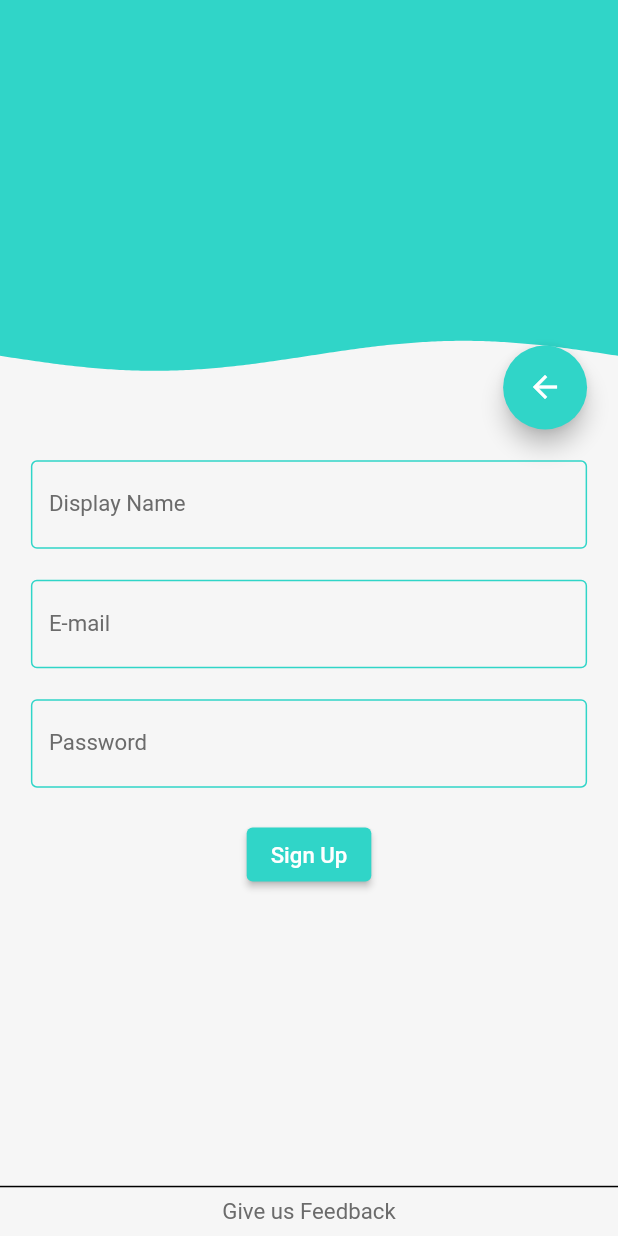
After one commit to yusufguntav/TO-DO-Planner, a Flutter app: the screen it shows after launch, after a tap on "Sign In", after a tap on the "arrow back" icon, after a tap on "or sign up", on a phone screen of 412 x 824 dp. The commit adds this screen. Run offline on Flutter 3.47's test engine with Material 2 defaults, Android fonts, the phone set to English and light mode, and no system bars; drawn by our look-alikes of wave; our stand-ins replace get; missing offline and left inert: drag_and_drop_lists.

Commit message:
sign in and sign up pages

```diff
--- a/lib/app/pages/settingsPage/settingsPageView.dart
+++ b/lib/app/pages/settingsPage/settingsPageView.dart
@@ -14,7 +14,7 @@ class SettingsPage extends GetView<SettingsPageController> {
     return Column(
       mainAxisAlignment: MainAxisAlignment.start,
       children: [
-        CustomTitle(titleText: "SETTINGS", titleColor: Pages.settings.getPageColor),
+        CustomTitle(titleText: "SETTINGS", titleColor: MainPages.settings.getPageColor),
         SizedBox(height: StandartMeasurementUnits.highPadding),
       ],
     );
--- a/lib/app/pages/todayPage/todayPageView.dart
+++ b/lib/app/pages/todayPage/todayPageView.dart
@@ -17,7 +17,7 @@ class TodayPageView extends GetView<TodayPageController> {
     return Column(
       mainAxisAlignment: MainAxisAlignment.start,
       children: [
-        CustomTitle(titleText: "TODAY", titleColor: Pages.today.getPageColor),
+        CustomTitle(titleText: "TODAY", titleColor: MainPages.today.getPageColor),
         SizedBox(height: StandartMeasurementUnits.highPadding),
         content(),
       ],
--- a/lib/app/pages/welcomePage/welcomePageBinding.dart
+++ /dev/null
@@ -1,9 +0,0 @@
-import 'package:get/get.dart';
-import 'package:to_do_app/app/pages/welcomePage/welcomePageController.dart';
-
-class WelcomePageBinding implements Bindings {
-  @override
-  void dependencies() {
-    Get.lazyPut(() => WelcomePageController());
-  }
-}
--- a/lib/app/pages/welcomePage/welcomePageController.dart
+++ /dev/null
@@ -1,3 +0,0 @@
-import 'package:get/get.dart';
-
-class WelcomePageController extends GetxController {}
--- /dev/null
+++ b/lib/app/pages/welcomeScreens/components/signInPage/signInController.dart
@@ -0,0 +1,3 @@
+import 'package:get/get.dart';
+
+class SignInPageController extends GetxController {}
--- /dev/null
+++ b/lib/app/pages/welcomeScreens/components/signInPage/signInPage.dart
@@ -0,0 +1,54 @@
+import 'package:flutter/material.dart';
+import 'package:get/get.dart';
+import 'package:to_do_app/app/pages/welcomeScreens/components/signInPage/signInController.dart';
+import 'package:to_do_app/app/pages/welcomeScreens/welcomeHomeController.dart';
+import 'package:to_do_app/app/routes/pageRoutes.dart';
+import 'package:to_do_app/core/variables/enums.dart';
+import 'package:to_do_app/core/variables/standartMeasurementUnits.dart';
+import 'package:to_do_app/core/widgets/buttons/customButton.dart';
+import 'package:to_do_app/core/widgets/texts/customText.dart';
+
+class SignInPage extends GetView<SignInPageController> {
+  const SignInPage({super.key});
+
+  @override
+  Widget build(BuildContext context) {
+    Get.put(SignInPageController());
+    return SingleChildScrollView(
+      child: Column(
+        mainAxisAlignment: MainAxisAlignment.center,
+        children: [
+          backButton(),
+          SizedBox(height: StandartMeasurementUnits.extraHighPadding),
+          TextField(decoration: InputDecoration(label: CustomText('E-mail'))),
+          SizedBox(height: StandartMeasurementUnits.extraHighPadding),
+          TextField(decoration: InputDecoration(label: CustomText('Password'))),
+          SizedBox(height: StandartMeasurementUnits.extraHighPadding),
+          signInButton(),
+          SizedBox(height: StandartMeasurementUnits.extraHighPadding),
+          CustomText('forgot your password?'),
+        ],
+      ),
+    );
+  }
+
+  CustomButton signInButton() {
+    return CustomButton(
+      backgroundColor: MainPages.today.getPageColor,
+      onPress: () => Get.offAndToNamed(PageRoutes.today),
+      buttonText: 'Sign In',
+    );
+  }
+
+  Row backButton() {
+    return Row(
+      mainAxisAlignment: MainAxisAlignment.end,
+      children: [
+        FloatingActionButton(
+          onPressed: () => Get.find<WelcomeHomeController>().changeSelectedPageIndex(WelcomePages.welcomePage),
+          child: const Icon(Icons.arrow_back),
+        ),
+      ],
+    );
+  }
+}
--- /dev/null
+++ b/lib/app/pages/welcomeScreens/components/signUpPage/signUpController.dart
@@ -0,0 +1,3 @@
+import 'package:get/get.dart';
+
+class SignUpPageController extends GetxController {}
--- /dev/null
+++ b/lib/app/pages/welcomeScreens/components/signUpPage/signUpPage.dart
@@ -0,0 +1,55 @@
+import 'package:flutter/material.dart';
+import 'package:get/get.dart';
+import 'package:to_do_app/app/pages/welcomeScreens/components/signInPage/signInController.dart';
+import 'package:to_do_app/app/pages/welcomeScreens/components/signUpPage/signUpController.dart';
+import 'package:to_do_app/app/pages/welcomeScreens/welcomeHomeController.dart';
+import 'package:to_do_app/app/routes/pageRoutes.dart';
+import 'package:to_do_app/core/variables/enums.dart';
+import 'package:to_do_app/core/variables/standartMeasurementUnits.dart';
+import 'package:to_do_app/core/widgets/buttons/customButton.dart';
+import 'package:to_do_app/core/widgets/texts/customText.dart';
+
+class SignUpPage extends GetView<SignInPageController> {
+  const SignUpPage({super.key});
+
+  @override
+  Widget build(BuildContext context) {
+    Get.put(SignUpPageController());
+    return SingleChildScrollView(
+      child: Column(
+        mainAxisAlignment: MainAxisAlignment.center,
+        children: [
+          backButton(),
+          SizedBox(height: StandartMeasurementUnits.extraHighPadding),
+          TextField(decoration: InputDecoration(label: CustomText('Display Name'))),
+          SizedBox(height: StandartMeasurementUnits.extraHighPadding),
+          TextField(decoration: InputDecoration(label: CustomText('E-mail'))),
+          SizedBox(height: StandartMeasurementUnits.extraHighPadding),
+          TextField(decoration: InputDecoration(label: CustomText('Password'))),
+          SizedBox(height: StandartMeasurementUnits.extraHighPadding),
+          signUpButton(),
+        ],
+      ),
+    );
+  }
+
+  CustomButton signUpButton() {
+    return CustomButton(
+      backgroundColor: MainPages.today.getPageColor,
+      onPress: () => Get.offAndToNamed(PageRoutes.today),
+      buttonText: 'Sign Up',
+    );
+  }
+
+  Row backButton() {
+    return Row(
+      mainAxisAlignment: MainAxisAlignment.end,
+      children: [
+        FloatingActionButton(
+          onPressed: () => Get.find<WelcomeHomeController>().changeSelectedPageIndex(WelcomePages.welcomePage),
+          child: const Icon(Icons.arrow_back),
+        ),
+      ],
+    );
+  }
+}
--- /dev/null
+++ b/lib/app/pages/welcomeScreens/components/welcomePageView.dart
@@ -0,0 +1,46 @@
+import 'package:flutter/material.dart';
+import 'package:get/get.dart';
+import 'package:to_do_app/app/pages/welcomeScreens/welcomeHomeController.dart';
+import 'package:to_do_app/core/widgets/buttons/customButton.dart';
+
+import '../../../../core/variables/enums.dart';
+import '../../../../core/variables/standartMeasurementUnits.dart';
+import '../../../../core/widgets/texts/customText.dart';
+
+class WelcomPageView extends StatelessWidget {
+  const WelcomPageView({super.key});
+
+  @override
+  Widget build(BuildContext context) {
+    final controller = Get.find<WelcomeHomeController>();
+    return Column(
+      crossAxisAlignment: CrossAxisAlignment.center,
+      mainAxisAlignment: MainAxisAlignment.center,
+      children: [
+        image(),
+        CustomButton(
+          buttonText: 'Sign In',
+          backgroundColor: MainPages.today.getPageColor,
+          onPress: () => controller.changeSelectedPageIndex(WelcomePages.signIn),
+        ),
+        SizedBox(height: StandartMeasurementUnits.lowPadding),
+        InkWell(onTap: () => controller.changeSelectedPageIndex(WelcomePages.signUp), child: CustomText('or sign up')),
+      ],
+    );
+  }
+
+  DecoratedBox image() {
+    return DecoratedBox(
+      decoration: BoxDecoration(
+        borderRadius: BorderRadius.circular(StandartMeasurementUnits.normalRadius),
+      ),
+      child: SizedBox(
+        height: Get.height * .4,
+        child: Image.asset(
+          'assets/welcomePageImages/image1.png',
+          fit: BoxFit.fill,
+        ),
+      ),
+    );
+  }
+}
--- /dev/null
+++ b/lib/app/pages/welcomeScreens/welcomeHomeBinding.dart
@@ -0,0 +1,9 @@
+import 'package:get/get.dart';
+import 'package:to_do_app/app/pages/welcomeScreens/welcomeHomeController.dart';
+
+class WelcomeHomeBinding implements Bindings {
+  @override
+  void dependencies() {
+    Get.lazyPut(() => WelcomeHomeController());
+  }
+}
--- /dev/null
+++ b/lib/app/pages/welcomeScreens/welcomeHomeController.dart
@@ -0,0 +1,23 @@
+import 'package:flutter/material.dart';
+import 'package:get/get.dart';
+import 'package:to_do_app/app/pages/welcomeScreens/components/signInPage/signInPage.dart';
+import 'package:to_do_app/app/pages/welcomeScreens/components/signUpPage/signUpPage.dart';
+import 'package:to_do_app/app/pages/welcomeScreens/components/welcomePageView.dart';
+import 'package:to_do_app/core/variables/enums.dart';
+
+class WelcomeHomeController extends GetxController {
+  final Rx<int> _selectedPage = WelcomePages.welcomePage.getPageNumber.obs;
+  final dynamic _pageViews = [
+    const WelcomPageView(),
+    const SignInPage(),
+    const SignUpPage(),
+  ];
+
+  Widget getPage() {
+    return _pageViews[_selectedPage.value];
+  }
+
+  changeSelectedPageIndex(WelcomePages page) {
+    _selectedPage.value = page.getPageNumber;
+  }
+}
--- /dev/null
+++ b/lib/app/pages/welcomeScreens/welcomeHomeView.dart
@@ -0,0 +1,80 @@
+import 'package:flutter/material.dart';
+import 'package:get/get.dart';
+import 'package:to_do_app/app/pages/welcomeScreens/welcomeHomeController.dart';
+import 'package:to_do_app/core/variables/enums.dart';
+import 'package:to_do_app/core/variables/standartMeasurementUnits.dart';
+import 'package:to_do_app/core/widgets/texts/customText.dart';
+import 'package:wave/config.dart';
+import 'package:wave/wave.dart';
+
+class WelcomeHome extends GetView<WelcomeHomeController> {
+  const WelcomeHome({super.key});
+
+  @override
+  Widget build(BuildContext context) {
+    return Scaffold(
+      body: SafeArea(
+        child: Center(
+          child: Stack(
+            alignment: Alignment.center,
+            children: [
+              wave(),
+              giveFeedback(),
+              Padding(
+                padding: EdgeInsets.symmetric(horizontal: StandartMeasurementUnits.extraHighPadding),
+                child: Obx(() => controller.getPage()),
+              ),
+            ],
+          ),
+        ),
+      ),
+    );
+  }
+
+  Positioned giveFeedback() {
+    return Positioned(
+      bottom: 0,
+      child: DecoratedBox(
+        decoration: const BoxDecoration(
+          border: Border(
+            top: BorderSide(color: Colors.black),
+          ),
+        ),
+        child: SizedBox(
+          width: Get.width,
+          child: Padding(
+            padding: EdgeInsets.all(StandartMeasurementUnits.lowPadding),
+            child: Center(
+              child: CustomText('Give us Feedback'),
+            ),
+          ),
+        ),
+      ),
+    );
+  }
+
+  RotationTransition wave() {
+    return RotationTransition(
+      turns: const AlwaysStoppedAnimation(180 / 360),
+      child: SizedBox(
+        height: Get.height,
+        child: WaveWidget(
+          isLoop: true,
+          config: CustomConfig(
+            colors: [
+              MainPages.today.getPageColor,
+            ],
+            durations: [
+              28000,
+            ],
+            heightPercentages: [
+              .7,
+            ],
+          ),
+          size: const Size(double.infinity, double.infinity),
+          waveAmplitude: 0,
+        ),
+      ),
+    );
+  }
+}
--- a/lib/app/routes/pages.dart
+++ b/lib/app/routes/pages.dart
@@ -1,8 +1,8 @@
 import 'package:get/get.dart';
 import 'package:to_do_app/app/pages/splashScreen/splashScreenBinding.dart';
 import 'package:to_do_app/app/pages/splashScreen/splashScreenView.dart';
-import 'package:to_do_app/app/pages/welcomePage/welcomePageBinding.dart';
-import 'package:to_do_app/app/pages/welcomePage/welcomePageView.dart';
+import 'package:to_do_app/app/pages/welcomeScreens/welcomeHomeBinding.dart';
+import 'package:to_do_app/app/pages/welcomeScreens/welcomeHomeView.dart';
 import '../pages/home/homeBinding.dart';
 import '../pages/home/homeView.dart';
 import 'pageRoutes.dart';
@@ -10,9 +10,9 @@ import 'pageRoutes.dart';
 class Pages {
   static final pages = [
     GetPage(
-      binding: WelcomePageBinding(),
+      binding: WelcomeHomeBinding(),
       name: PageRoutes.welcomePage,
-      page: () => const WelcomePage(),
+      page: () => const WelcomeHome(),
       transition: Transition.fadeIn,
     ),
     GetPage(
--- a/lib/core/variables/enums.dart
+++ b/lib/core/variables/enums.dart
@@ -1,7 +1,24 @@
 import 'package:flutter/material.dart';
 import 'package:to_do_app/core/variables/colorTable.dart';
 
-enum Pages {
+enum WelcomePages {
+  welcomePage,
+  signIn,
+  signUp;
+
+  int get getPageNumber {
+    switch (this) {
+      case WelcomePages.welcomePage:
+        return 0;
+      case WelcomePages.signIn:
+        return 1;
+      case WelcomePages.signUp:
+        return 2;
+    }
+  }
+}
+
+enum MainPages {
   today,
   settings,
   calendar,
@@ -10,30 +27,32 @@ enum Pages {
 
   Color get getPageColor {
     switch (this) {
-      case Pages.today:
+      case MainPages.today:
         return const Color.fromARGB(255, 48, 213, 200);
-      case Pages.settings:
+      case MainPages.settings:
         return Colors.red;
-      case Pages.calendar:
+      case MainPages.calendar:
         return Colors.yellow;
-      case Pages.allTasks:
+      case MainPages.allTasks:
         return Colors.green;
-      case Pages.dbtc:
+      case MainPages.dbtc:
         return Colors.purple;
+      default:
+        return const Color.fromARGB(255, 48, 213, 200);
     }
   }
 
   int get getPageNumber {
     switch (this) {
-      case Pages.today:
+      case MainPages.today:
         return 0;
-      case Pages.allTasks:
+      case MainPages.allTasks:
         return 1;
-      case Pages.settings:
+      case MainPages.settings:
         return 2;
-      case Pages.calendar:
+      case MainPages.calendar:
         return 3;
-      case Pages.dbtc:
+      case MainPages.dbtc:
         return 4;
     }
   }
--- /dev/null
+++ b/lib/core/widgets/buttons/customButton.dart
@@ -0,0 +1,18 @@
+import 'package:flutter/material.dart';
+
+import '../texts/customText.dart';
+
+class CustomButton extends StatelessWidget {
+  const CustomButton({super.key, this.buttonText, this.backgroundColor, this.onPress});
+  final String? buttonText;
+  final Color? backgroundColor;
+  final Function()? onPress;
+  @override
+  Widget build(BuildContext context) {
+    return ElevatedButton(
+      onPressed: onPress ?? () {},
+      style: ElevatedButton.styleFrom(backgroundColor: backgroundColor),
+      child: CustomText(buttonText ?? '', textColor: Colors.white),
+    );
+  }
+}
```
Also changed, not shown: lib/app/pages/allTasksPage/allTasksPageView.dart (+11 -10 lines), lib/app/pages/welcomePage/welcomePageView.dart (deleted, +0 -110 lines), lib/core/widgets/menuButton/menuButtonController.dart (+7 -7 lines).
